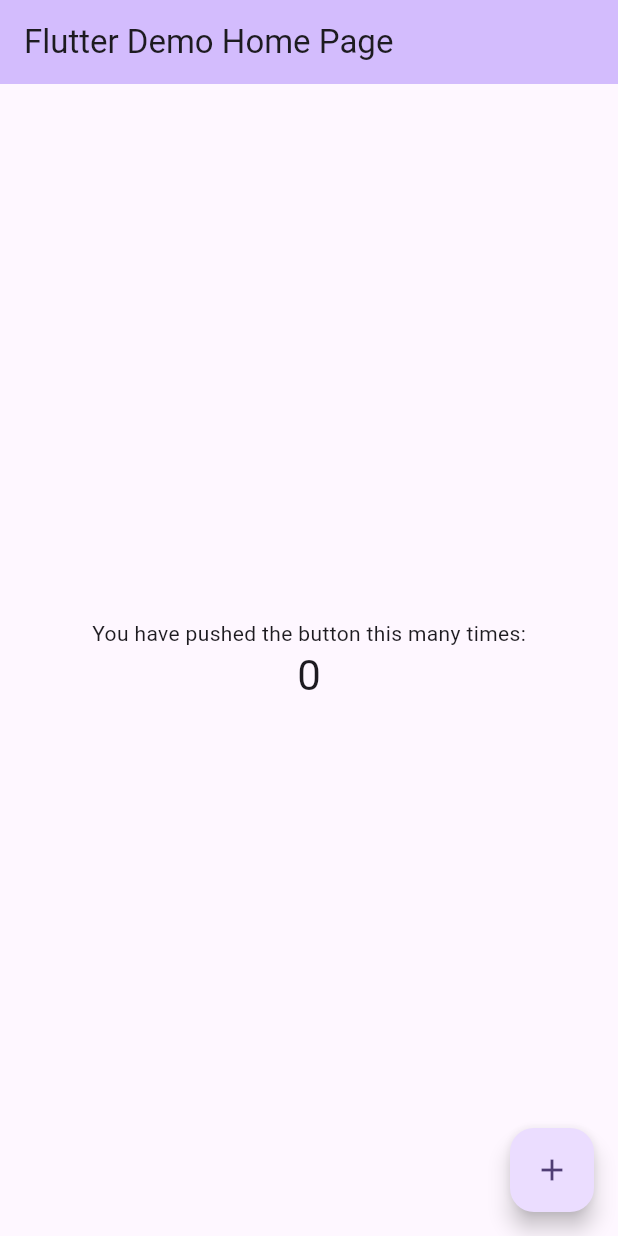
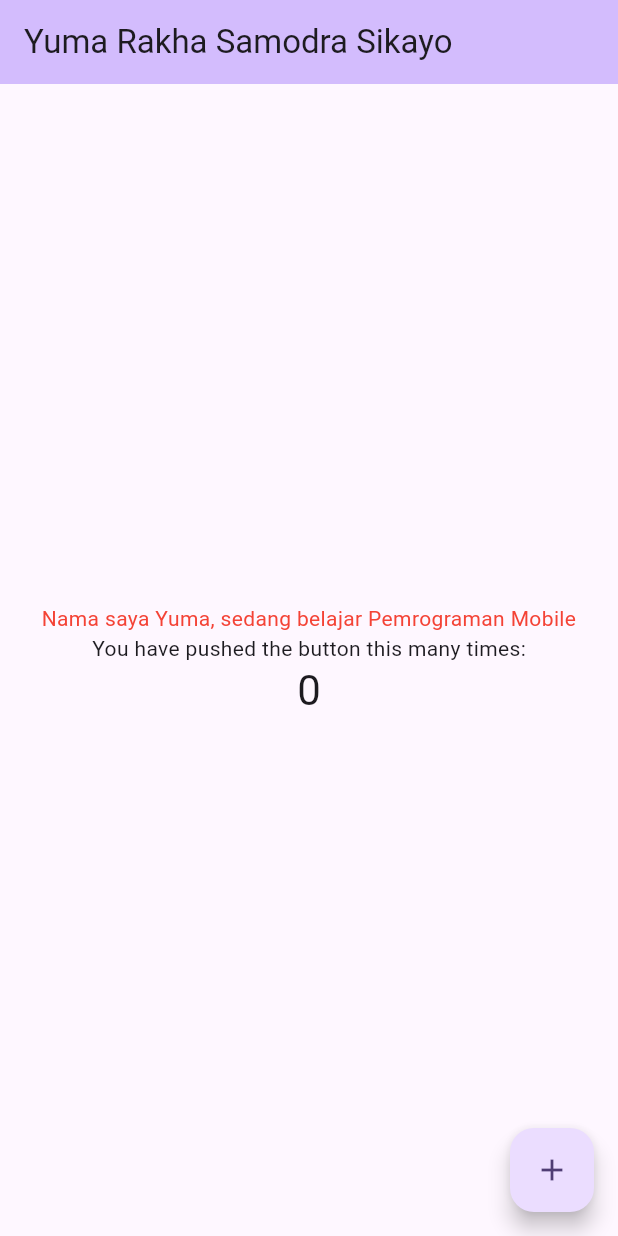
Before and after one commit to 03Yuma/flutter-fundamental-part1, a Flutter app: the screen it shows after launch, on a phone screen of 412 x 824 dp. Run offline on Flutter 3.47's test engine with Material 3 defaults, Android fonts, the phone set to English and light mode, and no system bars.

Commit message:
perubahan dikit

```diff
--- /dev/null
+++ b/hello_world/lib/basic_widget/text_widget.dart
@@ -0,0 +1,13 @@
+import 'package:flutter/material.dart';
+
+class MyTextWidget extends StatelessWidget {
+  const MyTextWidget({Key? key}) : super(key: key);
+
+  @override
+  Widget build(BuildContext context) {
+    return const Text(
+      "Nama saya Yuma, sedang belajar Pemrograman Mobile",
+      style: TextStyle(color: Colors.red, fontSize: 14),
+      textAlign: TextAlign.center);
+  }
+}
--- a/hello_world/lib/main.dart
+++ b/hello_world/lib/main.dart
@@ -1,4 +1,5 @@
 import 'package:flutter/material.dart';
+import 'package:hello_world/basic_widget/text_widget.dart';
 
 void main() {
   runApp(const MyApp());
@@ -31,7 +32,7 @@ class MyApp extends StatelessWidget {
         colorScheme: ColorScheme.fromSeed(seedColor: Colors.deepPurple),
         useMaterial3: true,
       ),
-      home: const MyHomePage(title: 'Flutter Demo Home Page'),
+      home: const MyHomePage(title: 'Yuma Rakha Samodra Sikayo'),
     );
   }
 }
@@ -105,7 +106,8 @@ class _MyHomePageState extends State<MyHomePage> {
           // wireframe for each widget.
           mainAxisAlignment: MainAxisAlignment.center,
           children: <Widget>[
-            const Text(
+            const MyTextWidget(),
+            Text(
               'You have pushed the button this many times:',
             ),
             Text(
```
Also changed, not shown: hello_world/images/01.png (added), hello_world/images/02.png (added).
